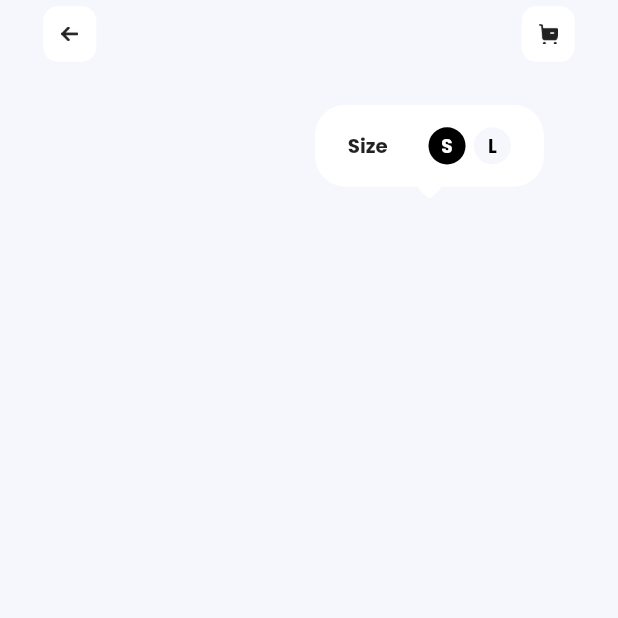
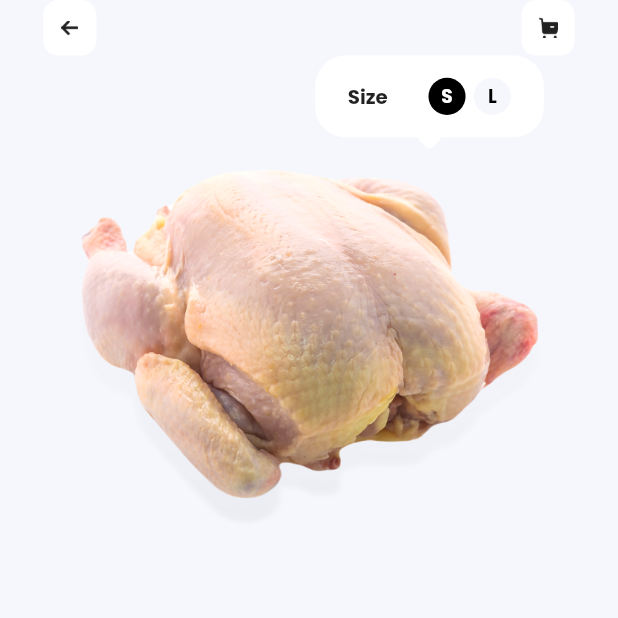
Before and after one commit to araujo-alef/dine_market_app_flutter, a Flutter app: the ProductDetailsPage screen opened by its route, on a phone screen of 412 x 824 dp, the top half of it. Run offline on Flutter 3.47's test engine with Material 2 defaults, Android fonts, the phone set to English and light mode, and no system bars; our stand-ins replace carousel_slider, get, google_fonts, smooth_page_indicator.

Commit message:
added product image on product details pahe

```diff
--- a/lib/app/ui/android/product_details/product_details_page.dart
+++ b/lib/app/ui/android/product_details/product_details_page.dart
@@ -11,46 +11,12 @@ class ProductDetailsPage extends StatelessWidget {
 
     return Scaffold(
       backgroundColor: Color(0XFFF6F7FC),
-      /* appBar: AppBar(
-        elevation: 0,
-        backgroundColor: Color(0XFFF6F7FC),
-        leadingWidth: width * 25,
-
-        leading: new IconButton(
-          icon: Container(
-            height: 40,
-            width: 40,
-            decoration: BoxDecoration(
-              color: Colors.white,
-              borderRadius: BorderRadius.all(Radius.circular(10))
-            ),
-            child: Icon(Icons.arrow_back_rounded, color: Color(0XFF212121), size: height * 2, ),
-          ),
-          onPressed: () => Navigator.of(context).pop(),
-        ),
-        actions: [
-          IconButton(
-            icon: Container(
-
-              height: 40,
-              width: 40,
-              decoration: BoxDecoration(
-                color: Colors.red,
-                borderRadius: BorderRadius.all(Radius.circular(10))
-              ),
-              child: Icon(Icons.arrow_back_rounded, color: Color(0XFF212121), size: height * 2, ),
-            ),
-            onPressed: () => Navigator.of(context).pop(),
-          ),
-        ],
-      ), */
       body: SafeArea(
         child: Container(
-          margin: EdgeInsets.only(left: width * 7, right: width * 7),
           child: Column(
             children: [
               Container(
-                margin: EdgeInsets.only(top: height * 0.5, bottom: height * 3.5),
+                margin: EdgeInsets.only( left: width * 7, right: width * 7),
                 child: Row(
                   mainAxisAlignment: MainAxisAlignment.spaceBetween,
                   children: [
@@ -88,17 +54,31 @@ class ProductDetailsPage extends StatelessWidget {
                         onPressed: () => Navigator.of(context).pop(),
                       ),
                     ),
-
                   ],
                 ),
               ),
               Container(
+                margin: EdgeInsets.only(bottom: height * 1.5, left: width * 7, right: width * 7),
                 alignment: Alignment.centerRight,
                 child: Padding(
                   padding: EdgeInsets.only(right: width * 5),
                   child: cardProdutctSize(width, height),
                 ),
-              )
+              ),
+              Container(
+                margin: EdgeInsets.only(left: width * 7, right: width * 7),
+                height: height * 36.5,
+                alignment: Alignment.topCenter,
+                child: Container(
+                  height: height * 30,
+                  decoration: BoxDecoration(
+                    image: DecorationImage(
+                      image: AssetImage('assets/images/chicken_size.png')
+                    )
+                  ),
+                ),
+              ),
+
             ],
           ),
         ),
```
Also changed, not shown: assets/images/chicken_size.png (added).
